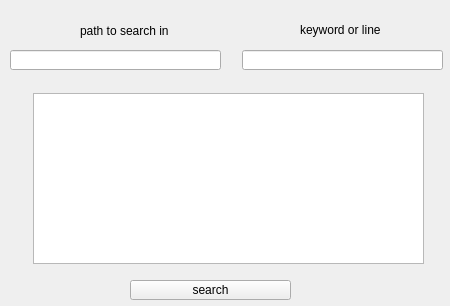
This is search/mainwindow.ui in DavidSahakyan/search as Qt 5 draws it before an edit. The edited form follows.
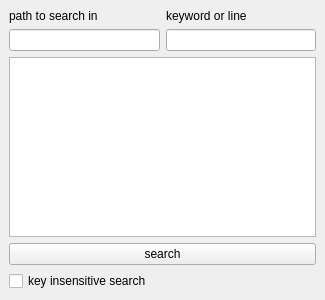
This is the edited form.

Commit message: added dynamic size of UI layouts, added key insensitive search

```diff
--- a/search/mainwindow.ui
+++ b/search/mainwindow.ui
@@ -6,86 +6,57 @@
    <rect>
     <x>0</x>
     <y>0</y>
-    <width>450</width>
-    <height>306</height>
+    <width>325</width>
+    <height>300</height>
    </rect>
   </property>
   <property name="windowTitle">
    <string>MainWindow</string>
   </property>
   <widget class="QWidget" name="centralwidget">
+   <layout class="QGridLayout" name="gridLayout">
+    <item row="0" column="0">
    <widget class="QLabel" name="label">
-    <property name="geometry">
-     <rect>
-      <x>80</x>
-      <y>20</y>
-      <width>91</width>
-      <height>21</height>
-     </rect>
-    </property>
     <property name="text">
      <string>path to search in</string>
     </property>
    </widget>
-   <widget class="QLineEdit" name="path">
-    <property name="geometry">
-     <rect>
-      <x>10</x>
-      <y>50</y>
-      <width>211</width>
-      <height>20</height>
-     </rect>
-    </property>
-   </widget>
+    </item>
+    <item row="0" column="1">
    <widget class="QLabel" name="label_2">
-    <property name="geometry">
-     <rect>
-      <x>300</x>
-      <y>20</y>
-      <width>111</width>
-      <height>20</height>
-     </rect>
-    </property>
     <property name="text">
      <string>keyword or line</string>
     </property>
    </widget>
-   <widget class="QLineEdit" name="keyword">
-    <property name="geometry">
-     <rect>
-      <x>242</x>
-      <y>50</y>
-      <width>201</width>
-      <height>20</height>
-     </rect>
-    </property>
-   </widget>
-   <widget class="QPushButton" name="search">
-    <property name="geometry">
-     <rect>
-      <x>130</x>
-      <y>280</y>
-      <width>161</width>
-      <height>20</height>
-     </rect>
-    </property>
-    <property name="text">
-     <string>search</string>
-    </property>
-   </widget>
+    </item>
+    <item row="1" column="0">
+     <widget class="QLineEdit" name="path"/>
+    </item>
+    <item row="1" column="1">
+     <widget class="QLineEdit" name="keyword"/>
+    </item>
+    <item row="2" column="0" colspan="2">
    <widget class="QTextEdit" name="result">
-    <property name="geometry">
-     <rect>
-      <x>33</x>
-      <y>93</y>
-      <width>391</width>
-      <height>171</height>
-     </rect>
-    </property>
     <property name="readOnly">
      <bool>true</bool>
     </property>
    </widget>
+    </item>
+    <item row="3" column="0" colspan="2">
+     <widget class="QPushButton" name="search">
+      <property name="text">
+       <string>search</string>
+      </property>
+     </widget>
+    </item>
+    <item row="4" column="0">
+     <widget class="QCheckBox" name="checkbox">
+      <property name="text">
+       <string>key insensitive search</string>
+      </property>
+     </widget>
+    </item>
+   </layout>
   </widget>
  </widget>
  <resources/>
```
Lines whose indentation alone changed are shown as unchanged. The commit also changes 3 other files.
